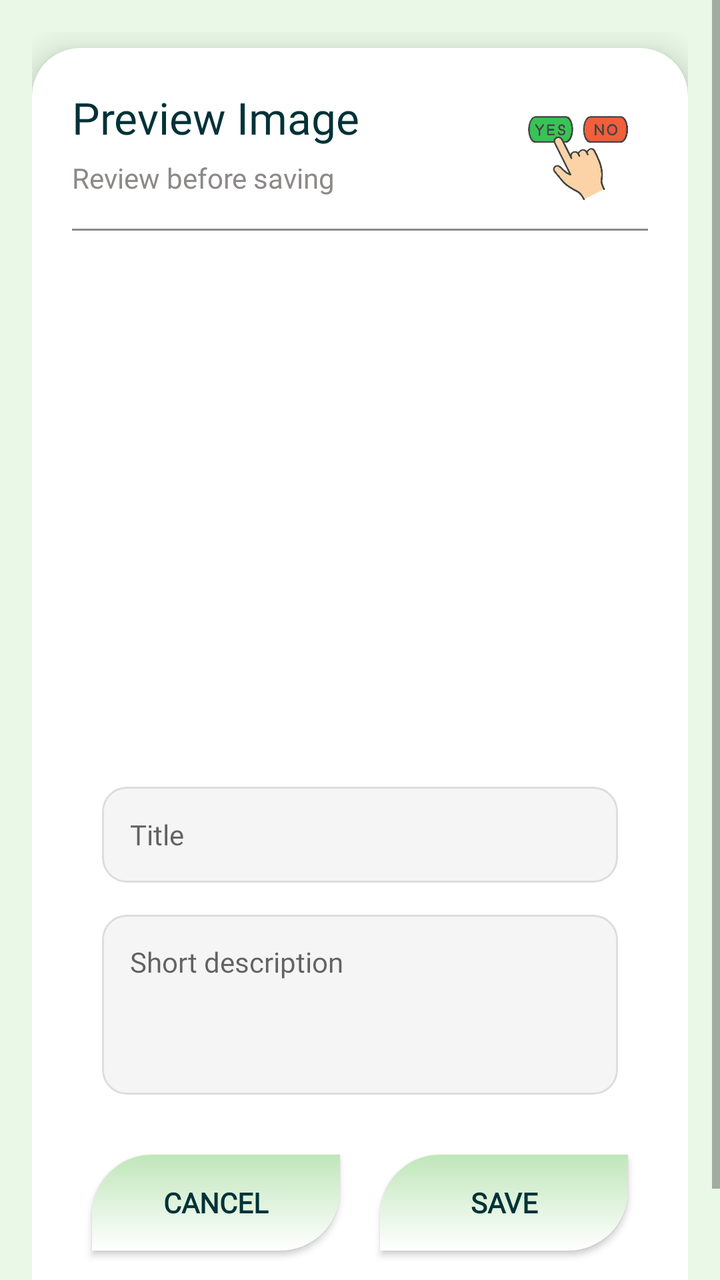
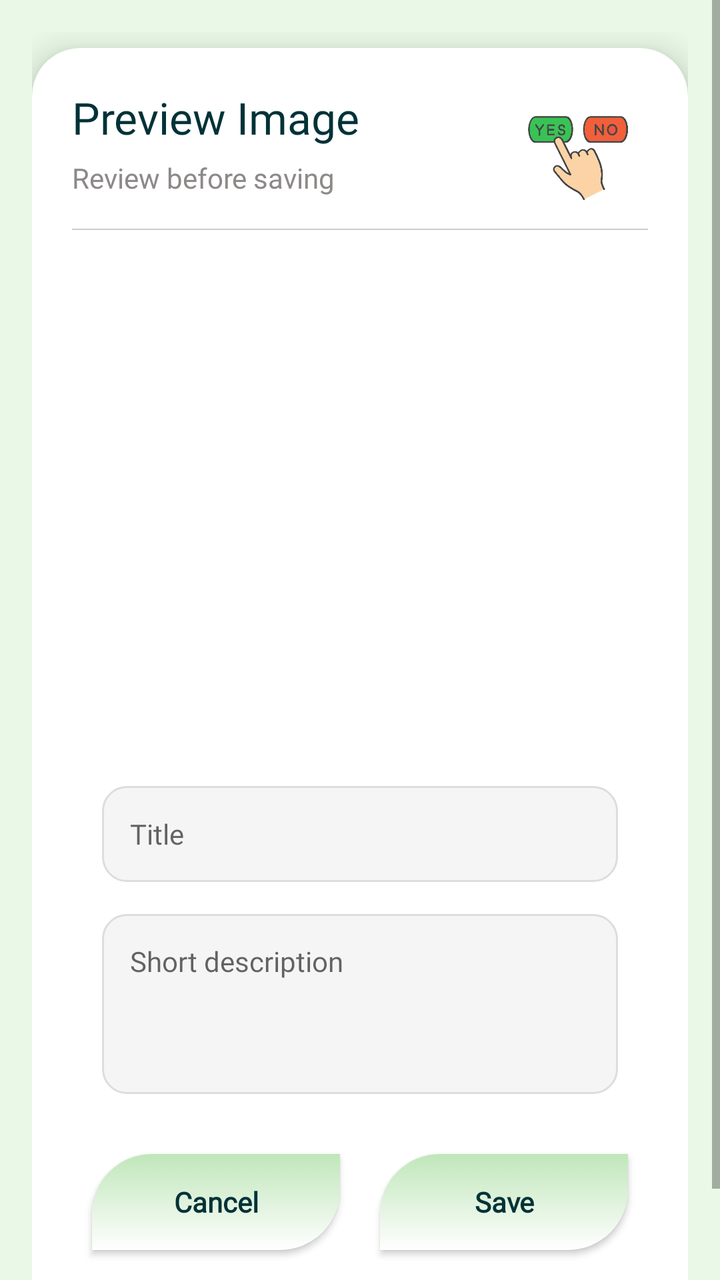

Before-and-after screenshots of an Android layout around one commit, followed by the original layout XML and the change that was made.
<!-- AndroidManifest.xml: application theme Theme.UniGo -->
<!-- res/layout/dialog_preview.xml -->
<?xml version="1.0" encoding="utf-8"?>
<ScrollView xmlns:android="http://schemas.android.com/apk/res/android"
    xmlns:app="http://schemas.android.com/apk/res-auto"
    android:layout_width="match_parent"
    android:layout_height="wrap_content"
    android:fillViewport="true">

    <LinearLayout
        android:layout_width="match_parent"
        android:layout_height="wrap_content"
        android:orientation="vertical"
        android:padding="16dp">

        <androidx.cardview.widget.CardView
            android:layout_width="match_parent"
            android:layout_height="wrap_content"
            android:layout_marginTop="8dp"
            android:layout_marginBottom="8dp"
            app:cardCornerRadius="24dp"
            app:cardElevation="10dp">

            <RelativeLayout
                android:layout_width="match_parent"
                android:layout_height="wrap_content"
                android:padding="20dp">

                
                <TextView
                    android:id="@+id/previewTitle"
                    android:layout_width="wrap_content"
                    android:layout_height="wrap_content"
                    android:fontFamily="@font/lexend"
                    android:text="Preview Image"
                    android:textColor="@color/text_primary"
                    android:textSize="22sp" />

                
                <ImageView
                    android:id="@+id/previewIllustration"
                    android:layout_width="100dp"
                    android:layout_height="100dp"
                    android:layout_alignTop="@id/previewTitle"
                    android:layout_alignParentEnd="true"
                    android:alpha="0.9"
                    android:translationY="-15dp"
                    android:translationX="15dp"
                    android:src="@drawable/recheck" />

                
                <TextView
                    android:id="@+id/subtitle"
                    android:layout_width="wrap_content"
                    android:layout_height="wrap_content"
                    android:layout_below="@id/previewTitle"
                    android:layout_marginTop="6dp"
                    android:fontFamily="@font/lexend"
                    android:text="Review before saving"
                    android:textColor="@color/gray"
                    android:textSize="14sp" />

                
                <View
                    android:id="@+id/div1"
                    android:layout_width="match_parent"
                    android:layout_height="1dp"
                    android:layout_below="@id/subtitle"
                    android:layout_marginTop="16dp"
                    android:background="@color/gray" />

                
                <androidx.cardview.widget.CardView
                    android:id="@+id/imageCard"
                    android:layout_width="match_parent"
                    android:layout_height="240dp"
                    android:layout_below="@id/div1"
                    android:layout_marginTop="18dp"
                    app:cardCornerRadius="18dp"
                    app:cardElevation="0dp">

                    <ImageView
                        android:id="@+id/previewImage"
                        android:layout_width="match_parent"
                        android:layout_height="match_parent"
                        android:scaleType="centerCrop" />
                </androidx.cardview.widget.CardView>

                














                <EditText
                    android:id="@+id/titleInput"
                    android:layout_width="match_parent"
                    android:layout_height="48dp"
                    android:layout_below="@id/imageCard"
                    android:layout_marginStart="15dp"
                    android:layout_marginEnd="15dp"
                    android:layout_marginTop="20dp"
                    android:background="@drawable/simple_input_bg"
                    android:hint="Title"
                    android:paddingHorizontal="14dp"
                    android:inputType="textCapSentences"
                    android:fontFamily="@font/lexend"
                    android:textSize="14sp"/>


                














                <EditText
                    android:id="@+id/descriptionInput"
                    android:layout_width="match_parent"
                    android:layout_height="90dp"
                    android:layout_below="@id/titleInput"
                    android:layout_marginStart="15dp"
                    android:layout_marginEnd="15dp"
                    android:layout_marginTop="16dp"
                    android:background="@drawable/simple_input_bg"
                    android:hint="Short description"
                    android:padding="14dp"
                    android:inputType="textMultiLine"
                    android:gravity="top"
                    android:minLines="3"
                    android:maxLines="4"
                    android:fontFamily="@font/googlesans"
                    android:textSize="14sp"/>


                
                <LinearLayout
                    android:id="@+id/buttonRow"
                    android:layout_width="match_parent"
                    android:layout_height="wrap_content"
                    android:layout_below="@id/descriptionInput"
                    android:layout_marginTop="20dp"
                    android:layout_marginBottom="10dp"
                    android:orientation="horizontal"
                    android:weightSum="2">

                    <androidx.appcompat.widget.AppCompatButton
                        android:id="@+id/cancelBtn"
                        android:layout_width="0dp"
                        android:layout_height="48dp"
                        android:layout_margin="10dp"
                        android:layout_marginEnd="12dp"
                        android:layout_weight="1"
                        android:background="@drawable/custom_btn"
                        android:text="Cancel"
                        android:textStyle="bold" />

                    <androidx.appcompat.widget.AppCompatButton
                        android:id="@+id/saveBtn"
                        android:layout_width="0dp"
                        android:layout_height="48dp"
                        android:layout_margin="10dp"
                        android:layout_marginStart="12dp"
                        android:layout_weight="1"
                        android:background="@drawable/custom_btn"
                        android:text="Save"
                        android:textStyle="bold" />

                </LinearLayout>

                <ProgressBar
                    android:id="@+id/Progress"
                    android:layout_width="40dp"
                    android:layout_height="40dp"
                    android:layout_centerInParent="true"
                    android:layout_marginTop="16dp"
                    android:indeterminateDrawable="@drawable/progressbar"
                    android:visibility="gone" />


            </RelativeLayout>

        </androidx.cardview.widget.CardView>

    </LinearLayout>

</ScrollView>
<!-- resources referenced by this layout -->
<resources>
  <color name="gray">#8E8989</color>
  <color name="text_primary">#013237</color>
  <!-- drawable custom_btn (drawable) -->
  <?xml version="1.0" encoding="utf-8"?>
  <selector xmlns:android="http://schemas.android.com/apk/res/android">
      <item>
          <shape android:shape="rectangle">
              <solid android:color="@color/mint_soft"/>
              <corners android:topLeftRadius="30dp"
                  android:bottomRightRadius="30dp"
                  />
              <gradient android:type="linear"
                  android:startColor="@color/white"
                  android:endColor="@color/mint_soft"
                  android:angle="90"
                  />
          </shape>
      </item>
  </selector>
  <!-- drawable progressbar (drawable) -->
  <?xml version="1.0" encoding="utf-8"?>
  <rotate xmlns:android="http://schemas.android.com/apk/res/android"
      android:fromDegrees="0"
      android:toDegrees="360"
      android:pivotX="50%"
      android:pivotY="50%">
  
      <shape
          android:shape="ring"
          android:useLevel="false"
          android:innerRadiusRatio="4"
          android:thickness="4dp">
  
          <gradient
              android:type="sweep"
              android:startColor="#EAF9E7"
              android:centerColor="#4CA771"
              android:endColor="#013237"
              android:useLevel="false"/>
  
      </shape>
  </rotate>
  <!-- drawable recheck: png bitmap (drawable, 130057 bytes) -->
  <!-- drawable simple_input_bg (drawable) -->
  <?xml version="1.0" encoding="utf-8"?>
  <shape xmlns:android="http://schemas.android.com/apk/res/android">
      <solid android:color="#F5F5F5" />
      <corners android:radius="12dp" />
      <stroke
          android:width="1dp"
          android:color="#DDDDDD" />
  </shape>
  <style name="Theme.UniGo" parent="Theme.MaterialComponents.Light.NoActionBar">
  
          
          <item name="colorPrimary">@color/mint_primary</item>
          <item name="colorPrimaryVariant">@color/mint_dark</item>
          <item name="colorOnPrimary">@color/mint_light</item>
  
          
          <item name="android:windowBackground">@color/mint_light</item>
          <item name="colorSurface">@color/mint_soft</item>
  
          <item name="appBackground">@color/mint_light</item>
          <item name="appSurface">@color/mint_soft</item>
  
          
          <item name="android:textColorPrimary">@color/text_primary</item>
          <item name="fontFamily">@font/lexend</item>
  
          
          <item name="android:statusBarColor">@color/mint_dark</item>
          <item name="android:windowLightStatusBar">true</item>
  
      </style>
  <color name="mint_soft">#C0E6BA</color>
  <color name="white">#ffffff</color>
  <color name="mint_primary">#4CA771</color>
  <color name="mint_dark">#013237</color>
  <color name="mint_light">#EAF9E7</color>
</resources>

<!-- the commit's change to res/layout/dialog_preview.xml (unified diff, before → after) -->
@@ -62,10 +62,10 @@
                 <View
                     android:id="@+id/div1"
                     android:layout_width="match_parent"
-                    android:layout_height="1dp"
+                    android:layout_height="0.6dp"
                     android:layout_below="@id/subtitle"
                     android:layout_marginTop="16dp"
-                    android:background="@color/gray" />
+                    android:background="@color/view" />
 
                 
                 <androidx.cardview.widget.CardView
@@ -169,6 +169,7 @@
                         android:layout_weight="1"
                         android:background="@drawable/custom_btn"
                         android:text="Cancel"
+                        android:textAllCaps="false"
                         android:textStyle="bold" />
 
                     <androidx.appcompat.widget.AppCompatButton
@@ -178,6 +179,7 @@
                         android:layout_margin="10dp"
                         android:layout_marginStart="12dp"
                         android:layout_weight="1"
+                        android:textAllCaps="false"
                         android:background="@drawable/custom_btn"
                         android:text="Save"
                         android:textStyle="bold" />
<!-- resource entries referenced after the edit -->
@@ -2,6 +2,7 @@
 <resources>
   <color name="gray">#8E8989</color>
   <color name="text_primary">#013237</color>
+  <color name="view">#33000000</color>
   <!-- drawable custom_btn (drawable) -->
   <?xml version="1.0" encoding="utf-8"?>
   <selector xmlns:android="http://schemas.android.com/apk/res/android">
